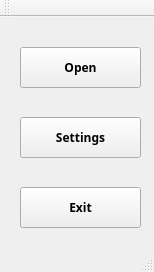
Before: the Qt Designer form mainwindow.ui in ivashchenko-leo/TextQuest, drawn with Qt 5.
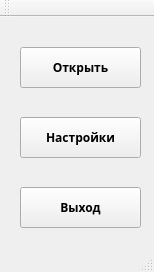
After: the same form once the commit is applied.

Commit message: Changed locale in widgets, now its russian, added mousefilter.cpp in pro file

Diff of the .ui file:
```diff
--- a/mainwindow.ui
+++ b/mainwindow.ui
@@ -52,7 +52,7 @@
      </rect>
     </property>
     <property name="text">
-     <string>Open</string>
+     <string>Открыть</string>
     </property>
    </widget>
    <widget class="QPushButton" name="pbExit">
@@ -65,7 +65,7 @@
      </rect>
     </property>
     <property name="text">
-     <string>Exit</string>
+     <string>Выход</string>
     </property>
    </widget>
    <widget class="QPushButton" name="pbSettings">
@@ -78,7 +78,7 @@
      </rect>
     </property>
     <property name="text">
-     <string>Settings</string>
+     <string>Настройки</string>
     </property>
    </widget>
   </widget>
```
Left out of the diff: 3 changed lines with no effect on the pictures. The commit also changes 6 other files.
